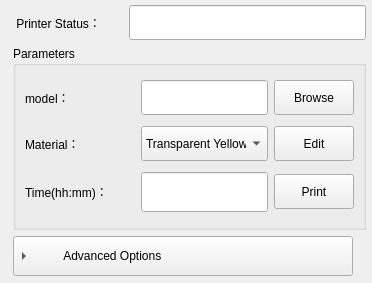
The window that QTCreater/WINSUN/printwindow.ui (JakyHou/Winsun) describes before a commit, drawn with Qt 5.
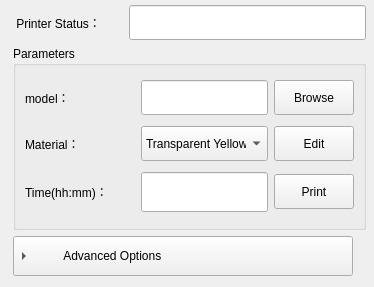
The same window after the commit.

```diff
--- a/QTCreater/WINSUN/printwindow.ui
+++ b/QTCreater/WINSUN/printwindow.ui
@@ -6,8 +6,8 @@
    <rect>
     <x>0</x>
     <y>0</y>
-    <width>372</width>
-    <height>283</height>
+    <width>374</width>
+    <height>287</height>
    </rect>
   </property>
   <property name="minimumSize">
```
Left out of the diff: 8 changed lines with no effect on the pictures.
